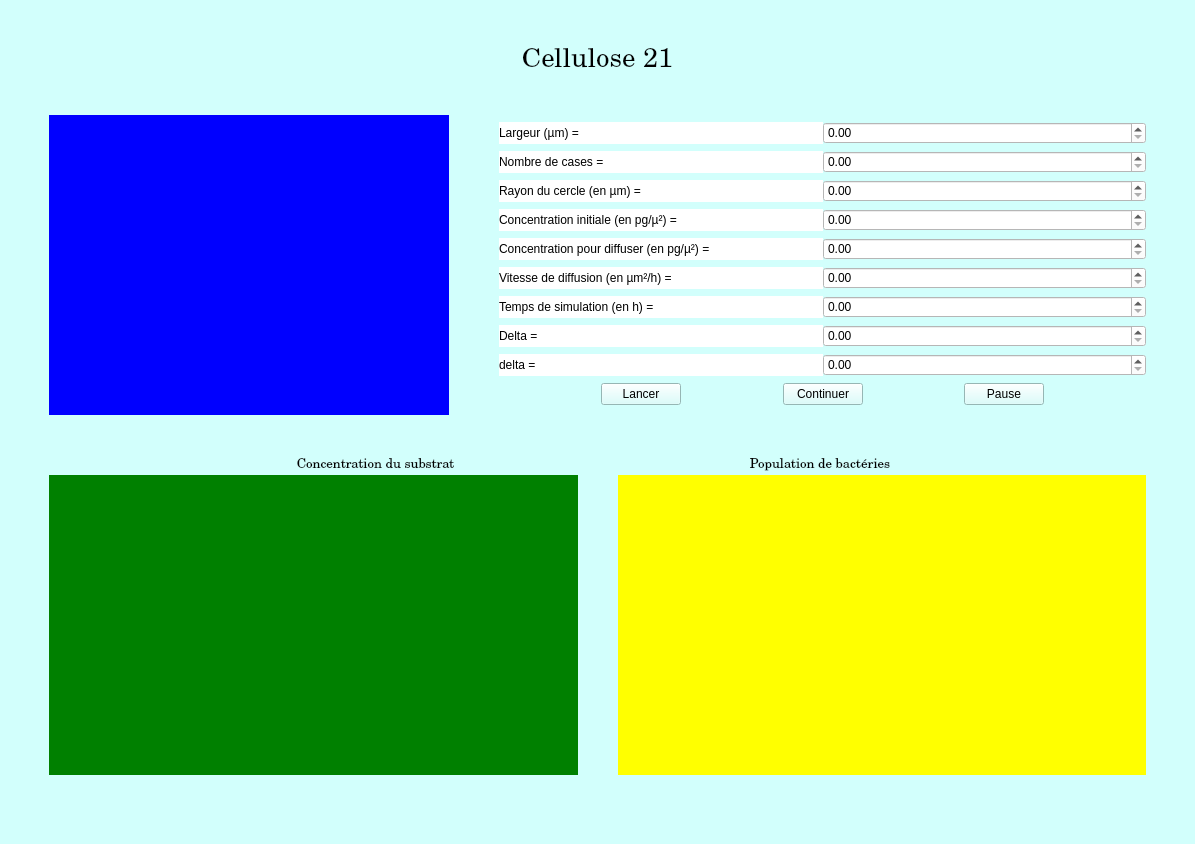
This is Application/src/Ui_Simulation.ui in enzo-viguier/Cellulose-21 as Qt 5 draws it before an edit. The edited form follows.
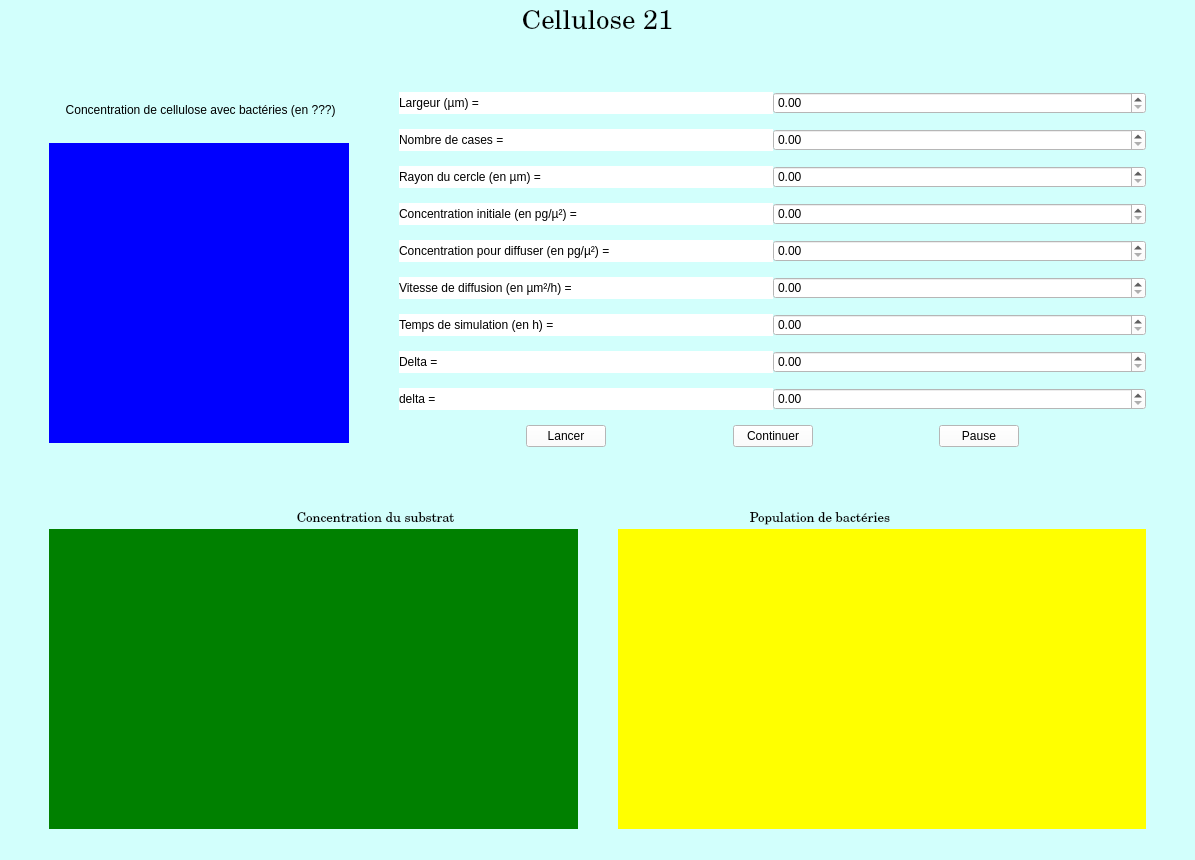
This is the edited form. Custom widgets are drawn as their Qt base class.

The edit to the form file:
```diff
--- a/Application/src/Ui_Simulation.ui
+++ b/Application/src/Ui_Simulation.ui
@@ -10,7 +10,7 @@
     <x>0</x>
     <y>0</y>
     <width>1195</width>
-    <height>844</height>
+    <height>860</height>
    </rect>
   </property>
   <property name="windowTitle">
@@ -81,7 +81,7 @@
          </widget>
         </item>
         <item>
-         <layout class="QHBoxLayout" name="horizontalLayout_animation" stretch="0,2,0,0,0">
+         <layout class="QHBoxLayout" name="horizontalLayout_animation" stretch="0,0,0,0,0,0,0">
           <property name="spacing">
            <number>0</number>
           </property>
@@ -105,30 +105,89 @@
            </spacer>
           </item>
           <item>
-           <widget class="mplWidget" name="animationSubstrat" native="true">
-            <property name="sizePolicy">
-             <sizepolicy hsizetype="Preferred" vsizetype="Preferred">
-              <horstretch>0</horstretch>
-              <verstretch>0</verstretch>
-             </sizepolicy>
-            </property>
-            <property name="minimumSize">
-             <size>
-              <width>300</width>
-              <height>300</height>
-             </size>
-            </property>
-            <property name="maximumSize">
-             <size>
-              <width>400</width>
-              <height>400</height>
-             </size>
-            </property>
-            <property name="styleSheet">
-             <string notr="true">background-color: blue
+           <layout class="QVBoxLayout" name="verticalLayout_4">
+            <item>
+             <spacer name="verticalSpacer">
+              <property name="orientation">
+               <enum>Qt::Vertical</enum>
+              </property>
+              <property name="sizeHint" stdset="0">
+               <size>
+                <width>20</width>
+                <height>40</height>
+               </size>
+              </property>
+             </spacer>
+            </item>
+            <item>
+             <widget class="QLabel" name="label">
+              <property name="text">
+               <string> Concentration de cellulose avec bactéries (en ???)</string>
+              </property>
+              <property name="alignment">
+               <set>Qt::AlignCenter</set>
+              </property>
+             </widget>
+            </item>
+            <item>
+             <spacer name="verticalSpacer_3">
+              <property name="orientation">
+               <enum>Qt::Vertical</enum>
+              </property>
+              <property name="sizeHint" stdset="0">
+               <size>
+                <width>20</width>
+                <height>40</height>
+               </size>
+              </property>
+             </spacer>
+            </item>
+            <item>
+             <widget class="mplWidget" name="animationSubstrat" native="true">
+              <property name="sizePolicy">
+               <sizepolicy hsizetype="Preferred" vsizetype="Preferred">
+                <horstretch>0</horstretch>
+                <verstretch>0</verstretch>
+               </sizepolicy>
+              </property>
+              <property name="minimumSize">
+               <size>
+                <width>300</width>
+                <height>300</height>
+               </size>
+              </property>
+              <property name="maximumSize">
+               <size>
+                <width>400</width>
+                <height>400</height>
+               </size>
+              </property>
+              <property name="styleSheet">
+               <string notr="true">background-color: blue
 </string>
-            </property>
-           </widget>
+              </property>
+             </widget>
+            </item>
+            <item>
+             <spacer name="verticalSpacer_2">
+              <property name="orientation">
+               <enum>Qt::Vertical</enum>
+              </property>
+              <property name="sizeHint" stdset="0">
+               <size>
+                <width>20</width>
+                <height>40</height>
+               </size>
+              </property>
+             </spacer>
+            </item>
+           </layout>
+          </item>
+          <item>
+           <layout class="QHBoxLayout" name="horizontalLayout"/>
+          </item>
+          <item>
+           <layout class="QVBoxLayout" name="verticalLayout_3"/>
           </item>
           <item>
            <spacer name="horizontalSpacer_3">
@@ -361,6 +420,9 @@
                   <height>16777215</height>
                  </size>
                 </property>
+                <property name="styleSheet">
+                 <string notr="true">background-color: white;</string>
+                </property>
                 <property name="text">
                  <string>Lancer</string>
                 </property>
@@ -381,6 +443,9 @@
               </item>
               <item>
                <widget class="QPushButton" name="start">
+                <property name="styleSheet">
+                 <string notr="true">background-color: white;</string>
+                </property>
                 <property name="text">
                  <string>Continuer</string>
                 </property>
@@ -401,6 +466,9 @@
               </item>
               <item>
                <widget class="QPushButton" name="stop">
+                <property name="styleSheet">
+                 <string notr="true">background-color: white;</string>
+                </property>
                 <property name="text">
                  <string>Pause</string>
                 </property>
```
Left out of the diff: 140 changed lines with no effect on the pictures.
